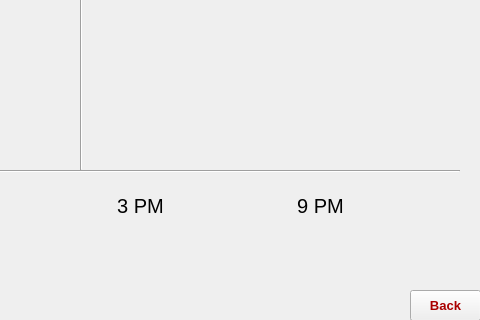
The window that RPI/GUI/UI/Weather.ui (YehiaEhab16/FOTA_Graduation-Project-2022) describes before a commit, drawn with Qt 5; both pictures show x 320 to 800 and y 160 to 480 of the 800 by 480 pixel window.
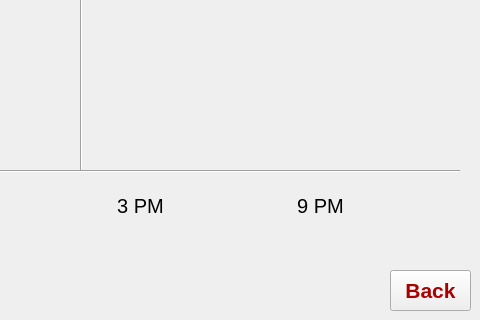
The same window after the commit. Icons and pictures are not drawn.

```diff
--- a/RPI/GUI/UI/Weather.ui
+++ b/RPI/GUI/UI/Weather.ui
@@ -1257,28 +1257,6 @@
     border: 1px solid #AAAAAA;
 }</string>
   </property>
-  <widget class="QPushButton" name="back">
-   <property name="geometry">
-    <rect>
-     <x>730</x>
-     <y>450</y>
-     <width>71</width>
-     <height>31</height>
-    </rect>
-   </property>
-   <property name="font">
-    <font>
-     <pointsize>10</pointsize>
-     <bold>true</bold>
-    </font>
-   </property>
-   <property name="styleSheet">
-    <string notr="true">color: rgb(170, 0, 0);</string>
-   </property>
-   <property name="text">
-    <string>Back</string>
-   </property>
-  </widget>
   <widget class="Line" name="line">
    <property name="geometry">
     <rect>
@@ -1688,6 +1666,29 @@
     <bool>false</bool>
    </property>
   </widget>
+  <widget class="QPushButton" name="back">
+   <property name="geometry">
+    <rect>
+     <x>710</x>
+     <y>430</y>
+     <width>81</width>
+     <height>41</height>
+    </rect>
+   </property>
+   <property name="font">
+    <font>
+     <pointsize>16</pointsize>
+     <weight>75</weight>
+     <bold>true</bold>
+    </font>
+   </property>
+   <property name="styleSheet">
+    <string notr="true">color: rgb(170, 0, 0);</string>
+   </property>
+   <property name="text">
+    <string>Back</string>
+   </property>
+  </widget>
  </widget>
  <resources/>
  <connections/>
```
